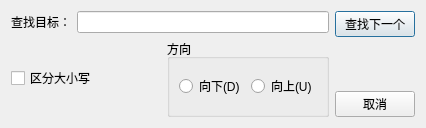
Before: the Qt Designer form searchdialog.ui in sdn-1/MyNotepad, drawn with Qt 5.
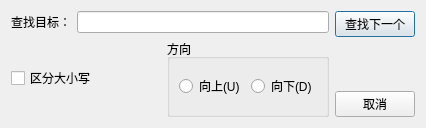
After: the same form once the commit is applied.

Commit message: 处理查找窗口，替换窗口操作

The edit to the form file:
```diff
--- a/searchdialog.ui
+++ b/searchdialog.ui
@@ -50,14 +50,14 @@
             <item>
              <widget class="QRadioButton" name="rbup">
               <property name="text">
-               <string>向下(D)</string>
+               <string>向上(U)</string>
               </property>
              </widget>
             </item>
             <item>
              <widget class="QRadioButton" name="rbdown">
               <property name="text">
-               <string>向上(U)</string>
+               <string>向下(D)</string>
               </property>
              </widget>
             </item>
```
Left out of the diff: 2 changed lines with no effect on the pictures. The commit also changes 6 other files.
